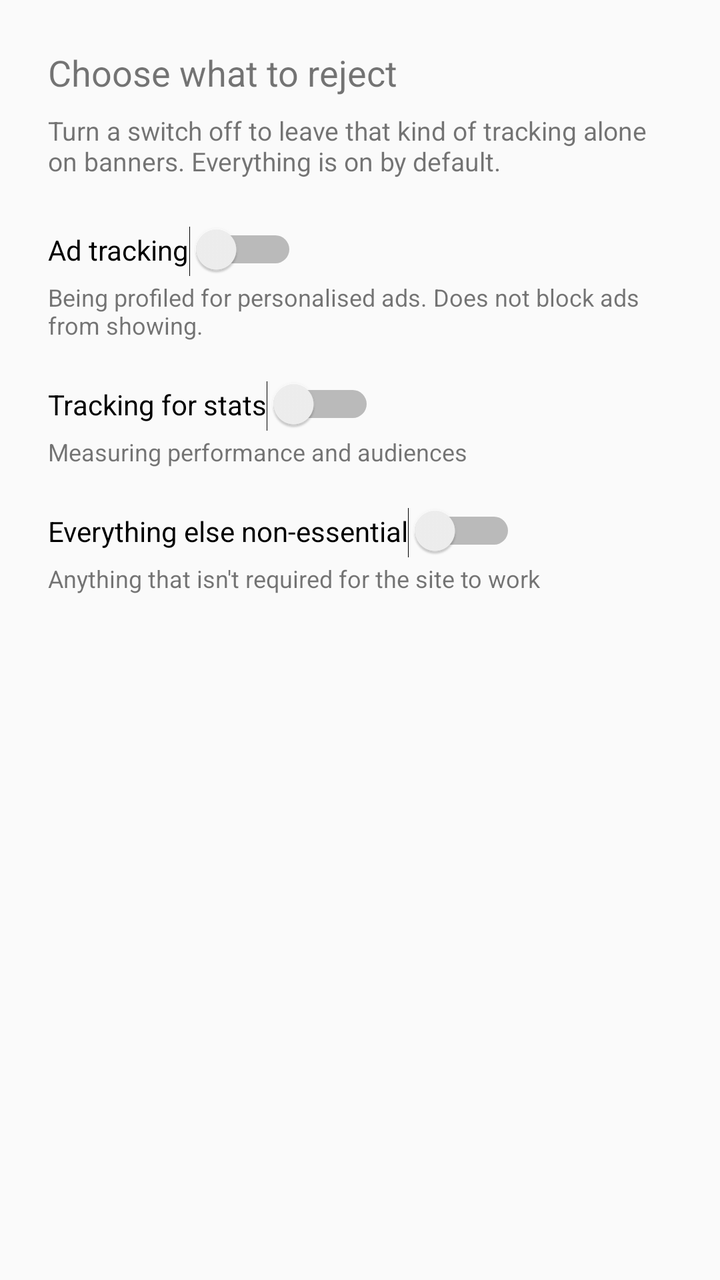
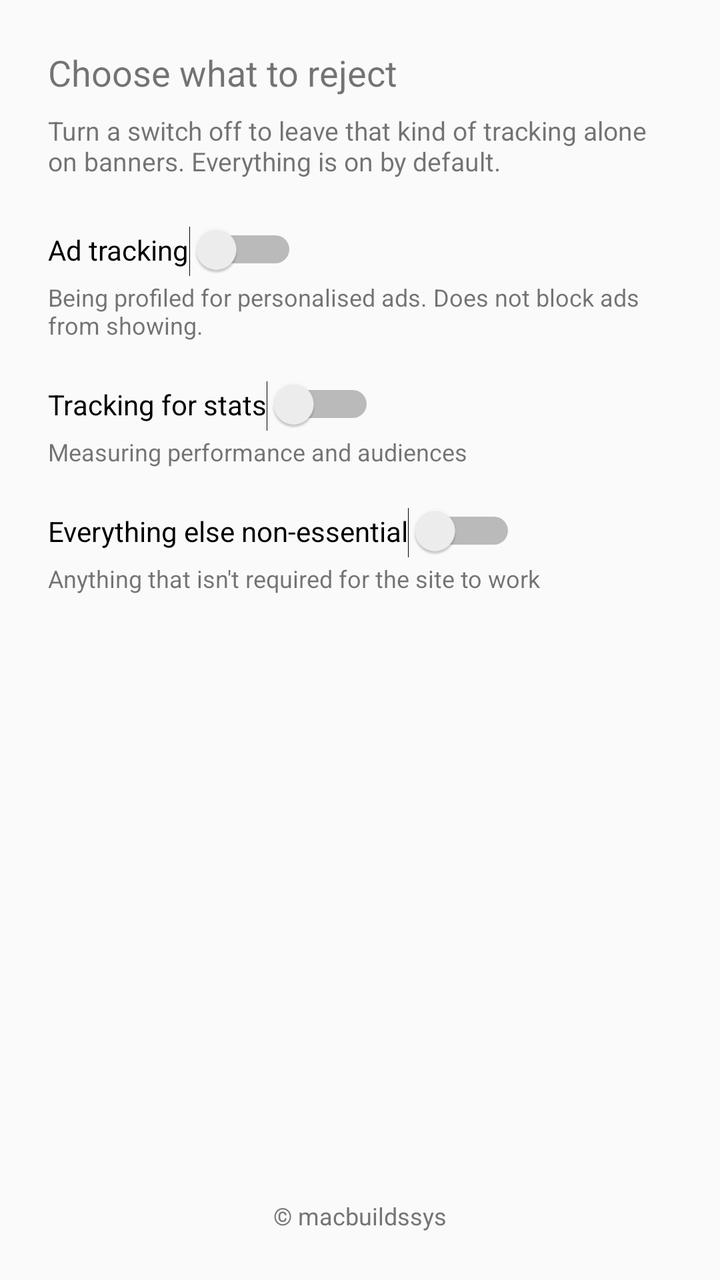

Two renders of the same Android screen: before a commit and after it. Below are the layout's source before the change and the commit's diff.
<!-- AndroidManifest.xml: application theme android:Theme.Material.Light -->
<!-- res/layout/activity_rules.xml -->
<?xml version="1.0" encoding="utf-8"?>
<LinearLayout xmlns:android="http://schemas.android.com/apk/res/android"
    android:orientation="vertical"
    android:layout_width="match_parent"
    android:layout_height="match_parent"
    android:padding="24dp">

    <TextView
        android:layout_width="wrap_content"
        android:layout_height="wrap_content"
        android:textSize="18sp"
        android:paddingBottom="8dp"
        android:text="Choose what to reject" />

    <TextView
        android:layout_width="wrap_content"
        android:layout_height="wrap_content"
        android:textSize="13sp"
        android:paddingBottom="24dp"
        android:text="Turn a switch off to leave that kind of tracking alone on banners. Everything is on by default." />

    <Switch
        android:id="@+id/rejectAdsSwitch"
        android:layout_width="wrap_content"
        android:layout_height="wrap_content"
        android:paddingBottom="4dp"
        android:text="Ad tracking" />

    <TextView
        android:layout_width="wrap_content"
        android:layout_height="wrap_content"
        android:textSize="12sp"
        android:paddingBottom="20dp"
        android:text="Being profiled for personalised ads. Does not block ads from showing." />

    <Switch
        android:id="@+id/rejectAnalyticsSwitch"
        android:layout_width="wrap_content"
        android:layout_height="wrap_content"
        android:paddingBottom="4dp"
        android:text="Tracking for stats" />

    <TextView
        android:layout_width="wrap_content"
        android:layout_height="wrap_content"
        android:textSize="12sp"
        android:paddingBottom="20dp"
        android:text="Measuring performance and audiences" />

    <Switch
        android:id="@+id/rejectOtherSwitch"
        android:layout_width="wrap_content"
        android:layout_height="wrap_content"
        android:paddingBottom="4dp"
        android:text="Everything else non-essential" />

    <TextView
        android:layout_width="wrap_content"
        android:layout_height="wrap_content"
        android:textSize="12sp"
        android:paddingBottom="20dp"
        android:text="Anything that isn't required for the site to work" />

</LinearLayout>
<!-- resources referenced by this layout -->
<resources>

</resources>

<!-- the commit's change to res/layout/activity_rules.xml (unified diff, before → after) -->
@@ -61,4 +61,17 @@
         android:paddingBottom="20dp"
         android:text="Anything that isn't required for the site to work" />
 
+    <Space
+        android:layout_width="match_parent"
+        android:layout_height="0dp"
+        android:layout_weight="1" />
+
+    <TextView
+        android:layout_width="match_parent"
+        android:layout_height="wrap_content"
+        android:gravity="center"
+        android:textSize="12sp"
+        android:textColor="#757575"
+        android:text="@string/copyright_notice" />
+
 </LinearLayout>
<!-- resource entries referenced after the edit -->
@@ -1,5 +1,5 @@
 <!-- resources referenced by this layout -->
 <resources>
-
+  <string name="copyright_notice">© macbuildssys</string>
 </resources>
 
